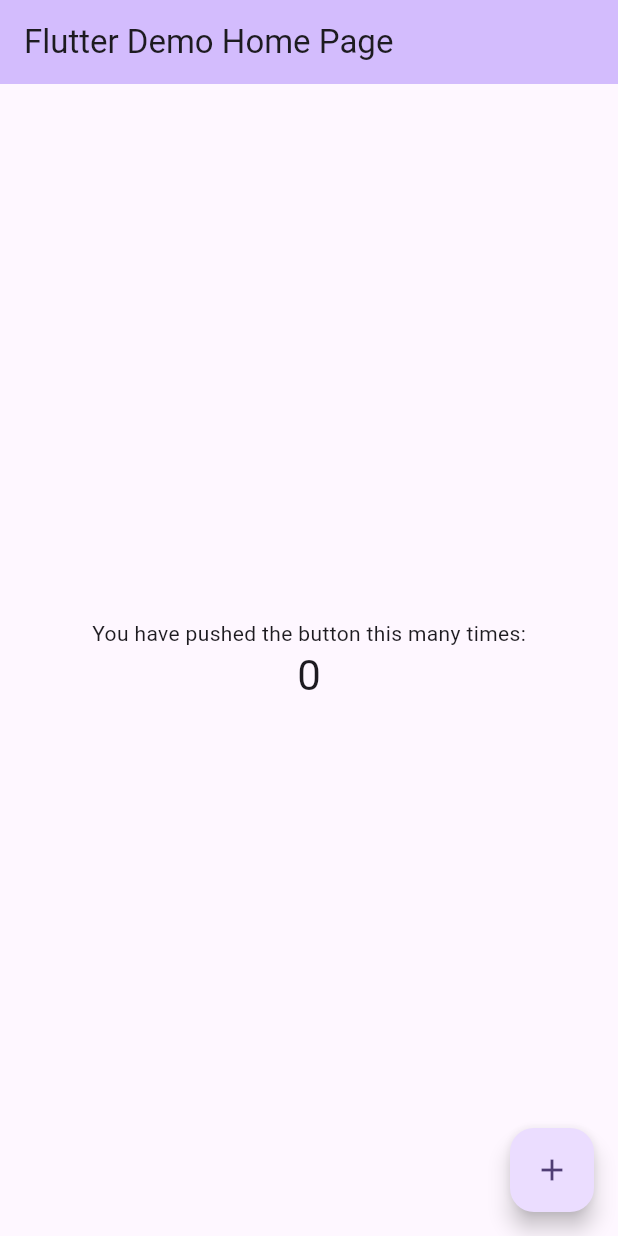
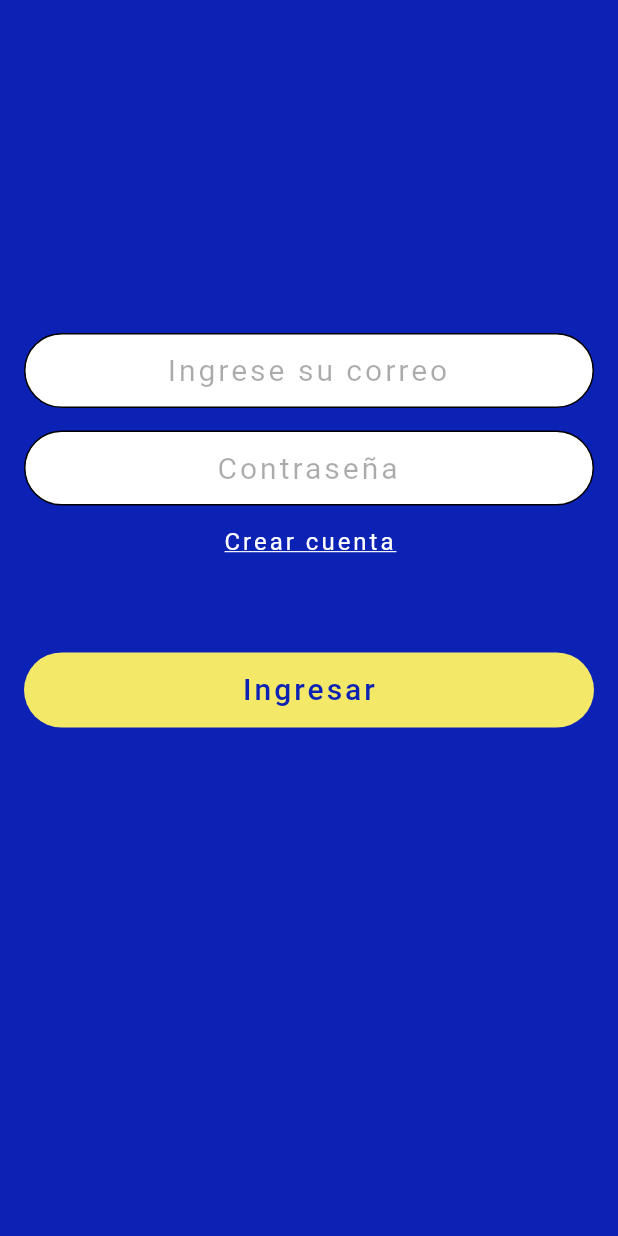
Before and after one commit to joemcara/swimmast_movil, a Flutter app: the screen it shows after launch, on a phone screen of 412 x 824 dp. Run offline on Flutter 3.47's test engine with Material 3 defaults, Android fonts, the phone set to English and light mode, and no system bars.

Commit message:
login screen v1

```diff
--- a/lib/main.dart
+++ b/lib/main.dart
@@ -1,4 +1,5 @@
 import 'package:flutter/material.dart';
+import 'package:swimmast_movil/screens/login_screen.dart';
 
 void main() {
   runApp(const MyApp());
@@ -31,7 +32,8 @@ class MyApp extends StatelessWidget {
         colorScheme: ColorScheme.fromSeed(seedColor: Colors.deepPurple),
         useMaterial3: true,
       ),
-      home: const MyHomePage(title: 'Flutter Demo Home Page'),
+      debugShowCheckedModeBanner: false,
+      home: LoginScreen(),
     );
   }
 }
--- /dev/null
+++ b/lib/screens/login_screen.dart
@@ -0,0 +1,77 @@
+import 'package:flutter/material.dart';
+import 'package:swimmast_movil/shared/login_input.dart';
+
+class LoginScreen extends StatefulWidget {
+  @override
+  State<LoginScreen> createState() => _LoginScreenState();
+}
+
+class _LoginScreenState extends State<LoginScreen> {
+  @override
+  Widget build(BuildContext context) {
+    Size size = MediaQuery.of(context).size;
+    return Scaffold(
+        body: Container(
+      height: size.height,
+      color: Color.fromRGBO(11, 34, 181, 1),
+      child: Padding(
+        padding: EdgeInsets.all(16),
+        child: Column(
+          children: [
+            Container(
+              height: size.height * .25,
+            ),
+            Form(
+                child: Column(
+              children: [
+                LoginInput(
+                  placeholder: "Ingrese su correo",
+                ),
+                SizedBox(
+                  height: 15,
+                ),
+                LoginInput(
+                  placeholder: "Contraseña",
+                ),
+              ],
+            )),
+            TextButton(
+              onPressed: () {
+                print("boton");
+              },
+              child: Text(
+                "Crear cuenta",
+                style: TextStyle(color: Colors.white),
+              ),
+              style: TextButton.styleFrom(
+                  textStyle: const TextStyle(
+                      decoration: TextDecoration.underline,
+                      fontSize: 16,
+                      letterSpacing: 2)),
+            ),
+            SizedBox(
+              height: 50,
+            ),
+            Container(
+              child: FilledButton(
+                  onPressed: () {},
+                  child: Text(
+                    "Ingresar",
+                    style: TextStyle(
+                        letterSpacing: 2,
+                        color: Color.fromRGBO(11, 34, 181, 1),
+                        fontSize: 20),
+                  ),
+                  style: ButtonStyle(
+                    backgroundColor: MaterialStateProperty.all(
+                        Color.fromRGBO(244, 232, 105, 1)),
+                  )),
+              width: size.width,
+              height: 50,
+            )
+          ],
+        ),
+      ),
+    ));
+  }
+}
--- /dev/null
+++ b/lib/shared/login_input.dart
@@ -0,0 +1,37 @@
+import 'package:flutter/material.dart';
+
+// class LoginInput extends StatefulWidget {
+//   final String placeholder
+//   @override
+//   State<LoginInput> createState()=> _LoginInputState();
+// }
+
+//class _LoginInputState extends State<LoginInput>{
+class LoginInput extends StatelessWidget {
+  const LoginInput({super.key, required this.placeholder});
+  final String placeholder;
+  @override
+  Widget build(BuildContext context) {
+    final inputDecoration = InputDecoration(
+      hintText: placeholder,
+      hintStyle: TextStyle(color: Color.fromRGBO(0, 0, 0, 0.33)),
+      border: InputBorder.none,
+    );
+
+    return Container(
+      padding: EdgeInsets.symmetric(horizontal: 20),
+      decoration: BoxDecoration(
+          borderRadius: BorderRadius.circular(50),
+          border: Border.all(color: Colors.black),
+          color: Colors.white),
+      child: TextField(
+        style: TextStyle(fontSize: 20, letterSpacing: 2),
+        textAlign: TextAlign.center,
+        decoration: inputDecoration,
+        onChanged: (value) {
+          print(value);
+        },
+      ),
+    );
+  }
+}
--- a/pubspec.yaml
+++ b/pubspec.yaml
@@ -89,6 +89,6 @@ flutter:
   #       - asset: fonts/TrajanPro.ttf
   #       - asset: fonts/TrajanPro_Bold.ttf
   #         weight: 700
-  #
+
   # For details regarding fonts from package dependencies,
   # see https://flutter.dev/custom-fonts/#from-packages
```
